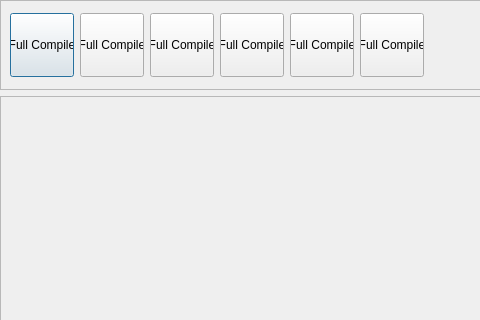
Qt form src/forms/mapbuilder/main.ui (dertwist/Hammer5Tools) before a commit; both pictures show x 0 to 480 and y 0 to 320 of the 1280 by 901 pixel window.
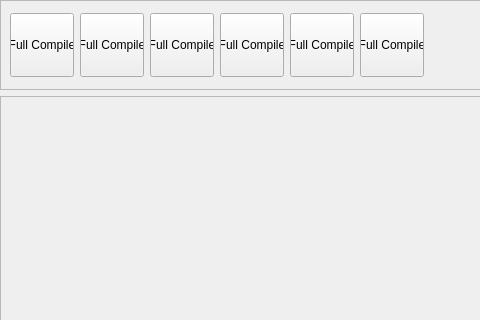
The same form after that commit. Icons and pictures are not drawn.

Commit message: feat:mapbuilder:convert dialog to main window

```diff
--- a/src/forms/mapbuilder/main.ui
+++ b/src/forms/mapbuilder/main.ui
@@ -1,7 +1,7 @@
 <?xml version="1.0" encoding="UTF-8"?>
 <ui version="4.0">
  <class>mapbuilder_dialog</class>
- <widget class="QDialog" name="mapbuilder_dialog">
+ <widget class="QMainWindow" name="mapbuilder_dialog">
   <property name="geometry">
    <rect>
     <x>0</x>
@@ -29,9 +29,7 @@
    <iconset resource="../../resources.qrc">
     <normaloff>:/icons/settings_16dp_9D9D9D_FILL0_wght400_GRAD0_opsz20.svg</normaloff>:/icons/settings_16dp_9D9D9D_FILL0_wght400_GRAD0_opsz20.svg</iconset>
   </property>
-  <property name="modal">
-   <bool>false</bool>
-  </property>
+  <widget class="QWidget" name="centralwidget">
   <layout class="QVBoxLayout" name="verticalLayout_4">
    <property name="leftMargin">
     <number>0</number>
@@ -587,6 +585,7 @@
     </widget>
    </item>
   </layout>
+  </widget>
  </widget>
  <resources>
   <include location="../../resources.qrc"/>
```
Lines whose indentation alone changed are shown as unchanged. The commit also changes 2 other files.
